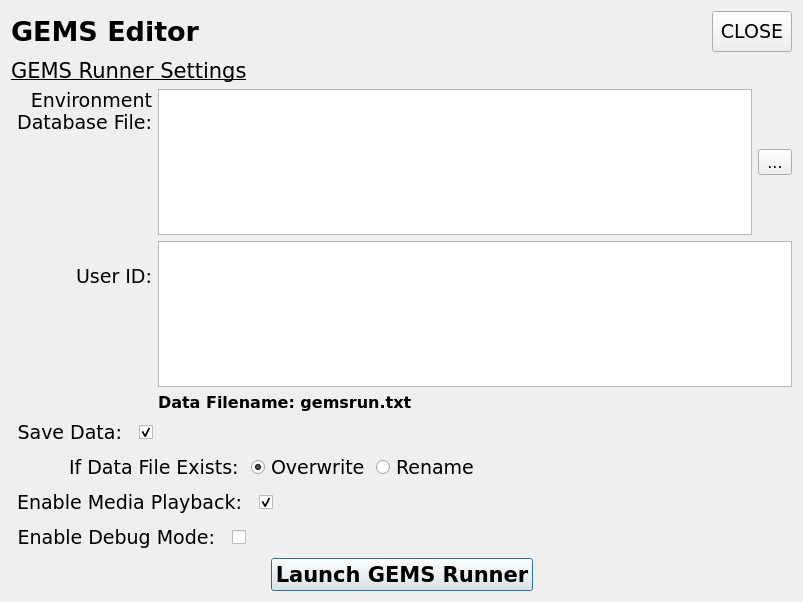
Before: the Qt Designer form gemsedit/gui/run_launch_dlg.ui in travisseymour/GEMSedit, drawn with Qt 5.
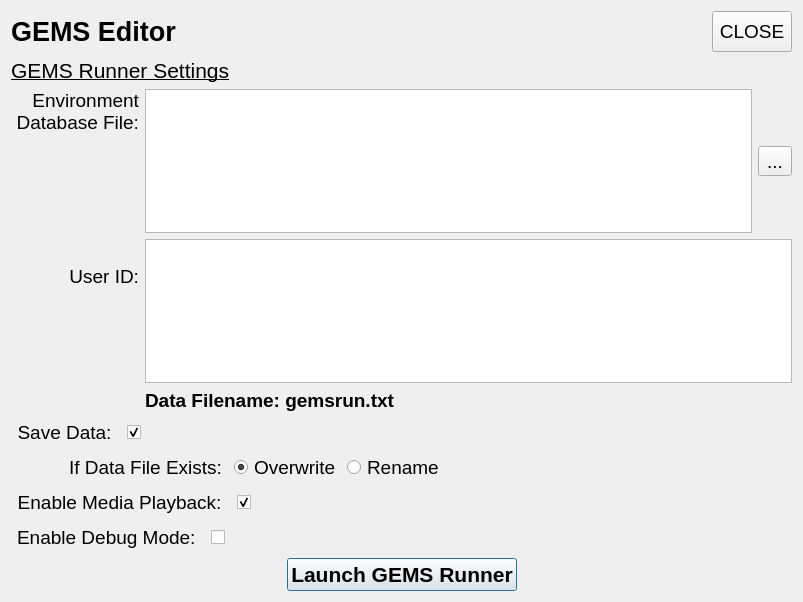
After: the same form once the commit is applied. Icons and pictures are not drawn.

What changed in the file:
```diff
--- a/gemsedit/gui/run_launch_dlg.ui
+++ b/gemsedit/gui/run_launch_dlg.ui
@@ -33,8 +33,8 @@
   </property>
   <property name="font">
    <font>
-    <family>Verdana</family>
-    <pointsize>12</pointsize>
+    <family>Arial</family>
+    <pointsize>14</pointsize>
     <underline>true</underline>
    </font>
   </property>
@@ -53,8 +53,8 @@
         <spacer name="horizontalSpacer_5">
          <property name="font">
           <font>
-           <family>Verdana</family>
-           <pointsize>12</pointsize>
+           <family>Arial</family>
+           <pointsize>14</pointsize>
            <underline>false</underline>
           </font>
          </property>
@@ -76,7 +76,7 @@
         <widget class="QLabel" name="label_7">
          <property name="font">
           <font>
-           <family>Verdana</family>
+           <family>Arial</family>
            <pointsize>14</pointsize>
            <italic>false</italic>
            <underline>false</underline>
@@ -91,7 +91,7 @@
         <widget class="QRadioButton" name="overwrite_radioButton">
          <property name="font">
           <font>
-           <family>Verdana</family>
+           <family>Arial</family>
            <pointsize>14</pointsize>
            <underline>false</underline>
           </font>
@@ -111,7 +111,7 @@
         <widget class="QRadioButton" name="rename_radioButton">
          <property name="font">
           <font>
-           <family>Verdana</family>
+           <family>Arial</family>
            <pointsize>14</pointsize>
            <underline>false</underline>
           </font>
@@ -128,8 +128,8 @@
         <spacer name="horizontalSpacer_6">
          <property name="font">
           <font>
-           <family>Verdana</family>
-           <pointsize>12</pointsize>
+           <family>Arial</family>
+           <pointsize>14</pointsize>
            <underline>false</underline>
           </font>
          </property>
@@ -152,7 +152,7 @@
         <widget class="QCheckBox" name="debug_checkBox">
          <property name="font">
           <font>
-           <family>Verdana</family>
+           <family>Arial</family>
            <pointsize>14</pointsize>
            <underline>false</underline>
           </font>
@@ -175,8 +175,8 @@
         <spacer name="horizontalSpacer_7">
          <property name="font">
           <font>
-           <family>Verdana</family>
-           <pointsize>12</pointsize>
+           <family>Arial</family>
+           <pointsize>14</pointsize>
            <underline>false</underline>
           </font>
          </property>
@@ -199,7 +199,7 @@
         <widget class="QCheckBox" name="media_checkBox">
          <property name="font">
           <font>
-           <family>Verdana</family>
+           <family>Arial</family>
            <pointsize>14</pointsize>
            <underline>false</underline>
           </font>
@@ -224,8 +224,8 @@
         <spacer name="horizontalSpacer_4">
          <property name="font">
           <font>
-           <family>Verdana</family>
-           <pointsize>12</pointsize>
+           <family>Arial</family>
+           <pointsize>14</pointsize>
            <underline>false</underline>
           </font>
          </property>
@@ -246,7 +246,7 @@
       <widget class="QLabel" name="fn_label">
        <property name="font">
         <font>
-         <family>Verdana</family>
+         <family>Arial</family>
          <pointsize>16</pointsize>
          <italic>false</italic>
          <underline>true</underline>
@@ -263,8 +263,8 @@
         <spacer name="horizontalSpacer_8">
          <property name="font">
           <font>
-           <family>Verdana</family>
-           <pointsize>12</pointsize>
+           <family>Arial</family>
+           <pointsize>14</pointsize>
            <underline>false</underline>
           </font>
          </property>
@@ -283,7 +283,7 @@
         <widget class="QPushButton" name="run_pushButton">
          <property name="font">
           <font>
-           <family>Verdana</family>
+           <family>Arial</family>
            <pointsize>16</pointsize>
            <bold>true</bold>
            <underline>false</underline>
@@ -302,8 +302,8 @@
         <spacer name="horizontalSpacer_9">
          <property name="font">
           <font>
-           <family>Verdana</family>
-           <pointsize>12</pointsize>
+           <family>Arial</family>
+           <pointsize>14</pointsize>
            <underline>false</underline>
           </font>
          </property>
@@ -326,7 +326,7 @@
         <widget class="QCheckBox" name="save_checkBox">
          <property name="font">
           <font>
-           <family>Verdana</family>
+           <family>Arial</family>
            <pointsize>14</pointsize>
            <underline>false</underline>
           </font>
@@ -349,8 +349,8 @@
         <spacer name="horizontalSpacer_3">
          <property name="font">
           <font>
-           <family>Verdana</family>
-           <pointsize>12</pointsize>
+           <family>Arial</family>
+           <pointsize>14</pointsize>
            <underline>false</underline>
           </font>
          </property>
@@ -375,7 +375,7 @@
           <widget class="QLabel" name="labelAppName">
            <property name="font">
             <font>
-             <family>Verdana</family>
+             <family>Arial</family>
              <pointsize>20</pointsize>
              <bold>true</bold>
              <underline>false</underline>
@@ -390,8 +390,8 @@
           <spacer name="horizontalSpacer">
            <property name="font">
             <font>
-             <family>Verdana</family>
-             <pointsize>12</pointsize>
+             <family>Arial</family>
+             <pointsize>14</pointsize>
              <underline>false</underline>
             </font>
            </property>
@@ -416,8 +416,8 @@
            </property>
            <property name="font">
             <font>
-             <family>Verdana</family>
-             <pointsize>12</pointsize>
+             <family>Arial</family>
+             <pointsize>14</pointsize>
              <underline>false</underline>
             </font>
            </property>
@@ -438,8 +438,8 @@
         <spacer name="horizontalSpacer_2">
          <property name="font">
           <font>
-           <family>Verdana</family>
-           <pointsize>12</pointsize>
+           <family>Arial</family>
+           <pointsize>14</pointsize>
            <underline>false</underline>
           </font>
          </property>
@@ -464,7 +464,7 @@
          </property>
          <property name="font">
           <font>
-           <family>Verdana</family>
+           <family>Arial</family>
            <pointsize>14</pointsize>
            <underline>false</underline>
           </font>
@@ -484,7 +484,7 @@
           <widget class="QLabel" name="label">
            <property name="font">
             <font>
-             <family>Verdana</family>
+             <family>Arial</family>
              <pointsize>14</pointsize>
              <bold>false</bold>
              <underline>false</underline>
@@ -506,8 +506,8 @@
           <spacer name="verticalSpacer">
            <property name="font">
             <font>
-             <family>Verdana</family>
-             <pointsize>12</pointsize>
+             <family>Arial</family>
+             <pointsize>14</pointsize>
              <underline>false</underline>
             </font>
            </property>
@@ -529,7 +529,7 @@
           <widget class="QLabel" name="label_4">
            <property name="font">
             <font>
-             <family>Verdana</family>
+             <family>Arial</family>
              <pointsize>14</pointsize>
              <bold>false</bold>
              <underline>false</underline>
@@ -553,8 +553,8 @@
           <spacer name="verticalSpacer_2">
            <property name="font">
             <font>
-             <family>Verdana</family>
-             <pointsize>12</pointsize>
+             <family>Arial</family>
+             <pointsize>14</pointsize>
              <underline>false</underline>
             </font>
            </property>
@@ -588,8 +588,8 @@
              </property>
              <property name="font">
               <font>
-               <family>Verdana</family>
-               <pointsize>12</pointsize>
+               <family>Arial</family>
+               <pointsize>14</pointsize>
                <underline>false</underline>
               </font>
              </property>
@@ -611,8 +611,8 @@
             <widget class="QToolButton" name="fileselect_toolButton">
              <property name="font">
               <font>
-               <family>Verdana</family>
-               <pointsize>12</pointsize>
+               <family>Arial</family>
+               <pointsize>14</pointsize>
                <underline>false</underline>
               </font>
              </property>
@@ -634,8 +634,8 @@
           <widget class="QPlainTextEdit" name="user_plainTextEdit">
            <property name="font">
             <font>
-             <family>Verdana</family>
-             <pointsize>12</pointsize>
+             <family>Arial</family>
+             <pointsize>14</pointsize>
              <bold>false</bold>
              <underline>false</underline>
             </font>
@@ -658,8 +658,8 @@
           <widget class="QLabel" name="filename_label">
            <property name="font">
             <font>
-             <family>Verdana</family>
-             <pointsize>12</pointsize>
+             <family>Arial</family>
+             <pointsize>14</pointsize>
              <italic>false</italic>
              <bold>true</bold>
              <underline>false</underline>
```
